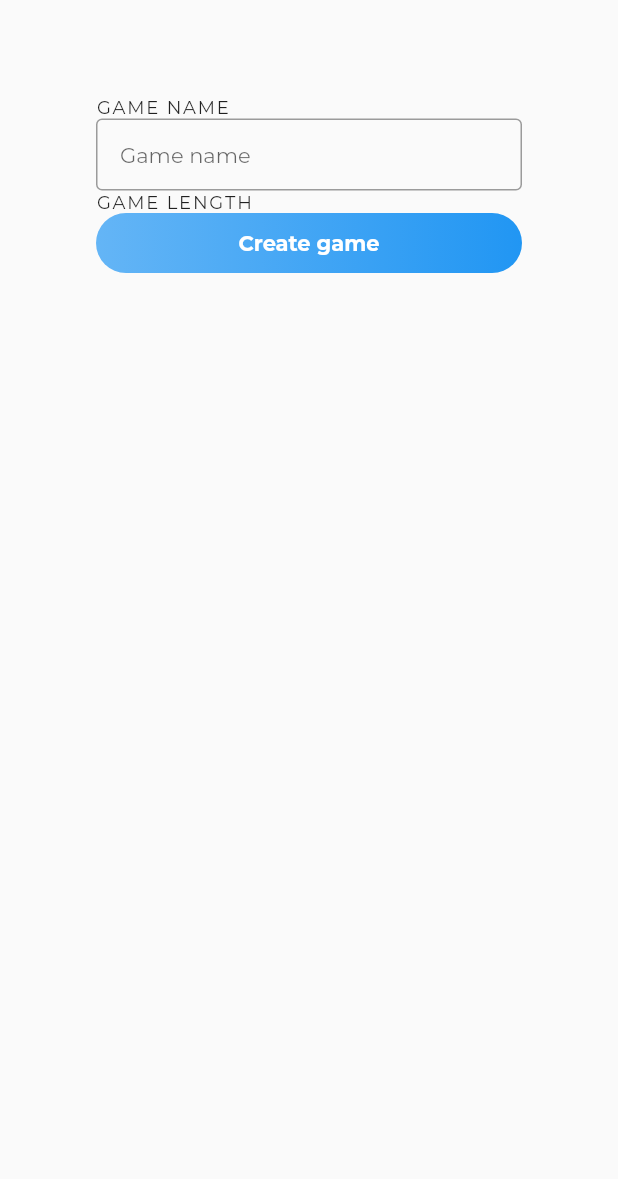
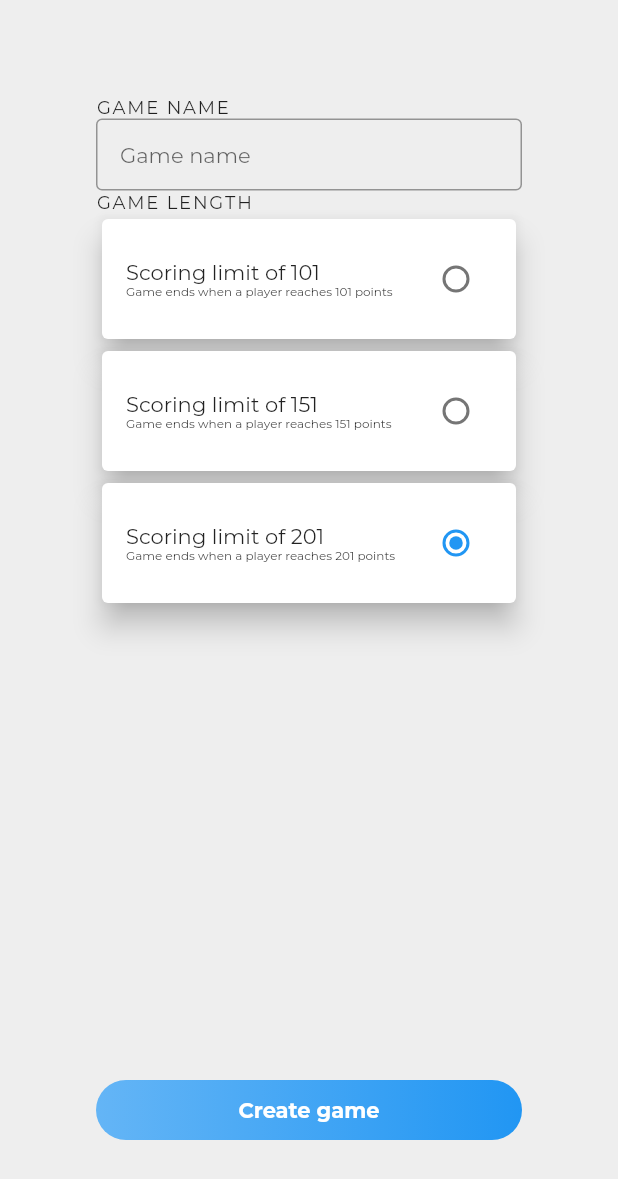
Before and after one commit to nordenmark/yaniv, a Flutter app: the NewGameScreen screen opened by its route, on a phone screen of 412 x 824 dp. Shown: the top 1179 px of the screen. Run offline on Flutter 3.47's test engine with Material 2 defaults, Android fonts, the phone set to English and light mode, and no system bars; our stand-ins replace cloud_firestore, faker, firebase_auth, google_sign_in; accounts and stored records are empty; project files that could hold a hidden picture were left out.

Commit message:
choose game limit in create game screen

```diff
--- a/lib/screens/new-game.screen.dart
+++ b/lib/screens/new-game.screen.dart
@@ -14,6 +14,8 @@ class NewGameScreenState extends State<NewGameScreen> {
   final _nameController = TextEditingController(text: '');
 
   final _headingStyle = TextStyle(fontSize: 12, letterSpacing: 1.2);
+  int _gameLength = 201;
+  List<int> lengthOptions = [101, 151, 201];
 
   String _isNotEmpty(String value) {
     if (value.isEmpty) {
@@ -22,9 +24,16 @@ class NewGameScreenState extends State<NewGameScreen> {
     return null;
   }
 
+  setGameLength(int length) {
+    setState(() {
+      _gameLength = length;
+    });
+  }
+
   @override
   Widget build(BuildContext context) {
     return Scaffold(
+        backgroundColor: Colors.grey[200],
         body: Padding(
             padding: EdgeInsets.all(64),
             child: Form(
@@ -47,15 +56,25 @@ class NewGameScreenState extends State<NewGameScreen> {
                         controller: _nameController,
                         validator: _isNotEmpty,
                       ),
-                      new Text('GAME LENGTH', style: _headingStyle),
-                      new Container(
+                      Text('GAME LENGTH', style: _headingStyle),
+                      Expanded(
+                          child: ListView(
+                              children: List.generate(
+                                  lengthOptions.length,
+                                  (index) => RadioWrapper(
+                                        value: lengthOptions[index],
+                                        groupValue: _gameLength,
+                                        onPressed: (value) =>
+                                            setGameLength(value),
+                                      )))),
+                      Container(
                           width: 300,
                           height: 40,
                           child: new PillButton(
                             onPressed: () async {
                               if (_formKey.currentState.validate()) {
                                 var id = await _firebaseService.createNewGame(
-                                    gameLength: 201,
+                                    gameLength: _gameLength,
                                     name: _nameController.value.text);
                                 Navigator.push(
                                     context,
@@ -75,3 +94,42 @@ class NewGameScreenState extends State<NewGameScreen> {
                     ]))));
   }
 }
+
+class RadioWrapper extends StatelessWidget {
+  final Function onPressed;
+  final int value;
+  final int groupValue;
+
+  RadioWrapper({this.value, this.onPressed, this.groupValue});
+
+  @override
+  build(BuildContext context) {
+    return Card(
+        elevation: 8,
+        child: Padding(
+          padding: EdgeInsets.all(16),
+          child: Row(
+            children: [
+              new Expanded(
+                  child: Column(
+                      mainAxisAlignment: MainAxisAlignment.spaceBetween,
+                      crossAxisAlignment: CrossAxisAlignment.start,
+                      children: [
+                    Text("Scoring limit of $value",
+                        style: TextStyle(fontSize: 14)),
+                    Text('Game ends when a player reaches $value points',
+                        style: TextStyle(fontSize: 8))
+                  ])),
+              new Radio(
+                value: value,
+                groupValue: groupValue,
+                activeColor: Colors.blue,
+                onChanged: (value) {
+                  onPressed(value);
+                },
+              )
+            ],
+          ),
+        ));
+  }
+}
```
